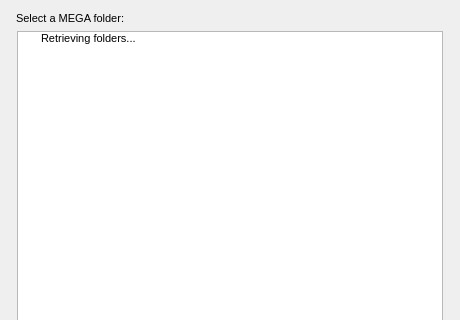
Old version of the form Source/MEGASync/gui/macx/NodeSelector.ui in the repository meganz/MEGAsync; both pictures show x 0 to 460 and y 0 to 320 of the 460 by 460 pixel window.
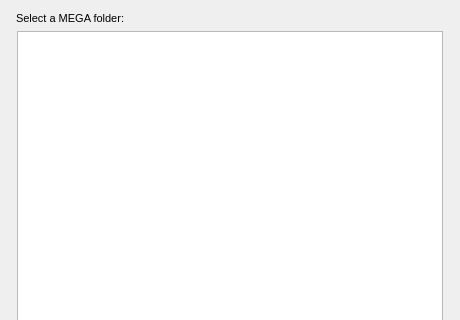
New version of the form.

Commit message:
New node selector
New implementation of the node selector using a custom tree model

```diff
--- a/Source/MEGASync/gui/macx/NodeSelector.ui
+++ b/Source/MEGASync/gui/macx/NodeSelector.ui
@@ -78,7 +78,7 @@
     </widget>
    </item>
    <item>
-    <widget class="QTreeWidget" name="tMegaFolders">
+    <widget class="QTreeView" name="tMegaFolders">
      <property name="focusPolicy">
       <enum>Qt::NoFocus</enum>
      </property>
@@ -88,19 +88,9 @@
      <property name="animated">
       <bool>true</bool>
      </property>
-     <attribute name="headerVisible">
-      <bool>false</bool>
+     <attribute name="headerDefaultSectionSize">
+      <number>0</number>
      </attribute>
-     <column>
-      <property name="text">
-       <string/>
-      </property>
-     </column>
-     <item>
-      <property name="text">
-       <string>Retrieving folders...</string>
-      </property>
-     </item>
     </widget>
    </item>
    <item>
```
The commit also changes 9 other files.
